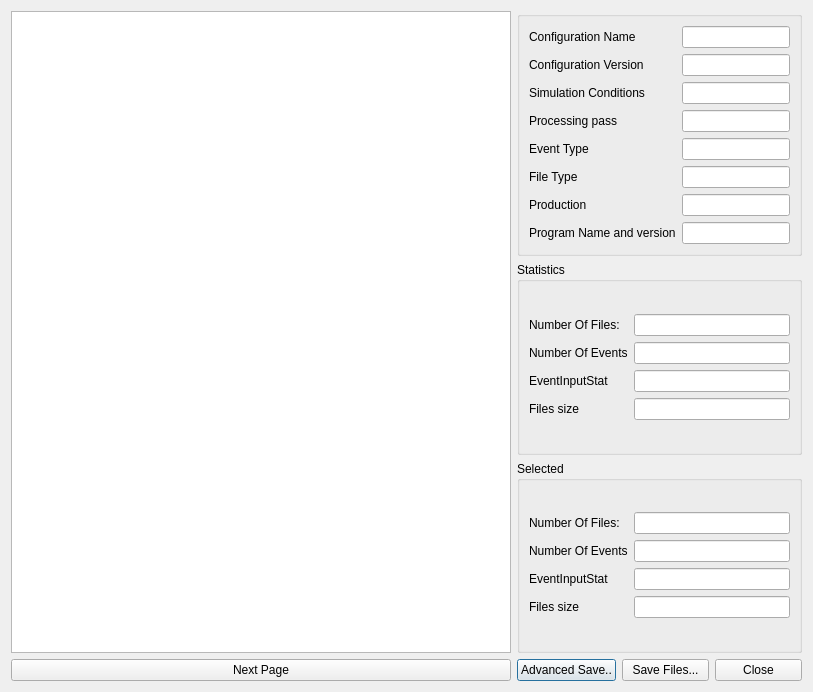
The window that LHCbDIRAC/BookkeepingSystem/Gui/Widget/FileDialog.ui (antolu/LHCbDIRAC) describes before a commit, drawn with Qt 5.
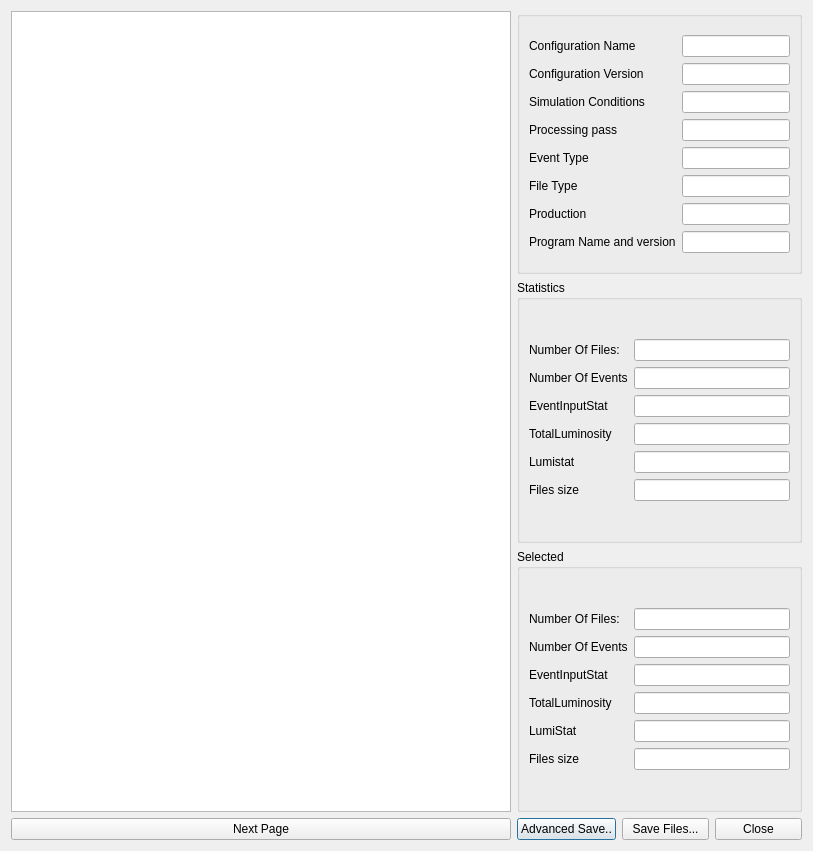
The same window after the commit.

Commit message: The TotalLuminosity and LumiStat added into the bookkeeping.

The edit to the form file:
```diff
--- a/LHCbDIRAC/BookkeepingSystem/Gui/Widget/FileDialog.ui
+++ b/LHCbDIRAC/BookkeepingSystem/Gui/Widget/FileDialog.ui
@@ -9,7 +9,7 @@
     <x>0</x>
     <y>0</y>
     <width>813</width>
-    <height>692</height>
+    <height>851</height>
    </rect>
   </property>
   <property name="windowTitle" >
@@ -187,14 +187,14 @@
           </property>
          </widget>
         </item>
-        <item row="3" column="0" >
+        <item row="5" column="0" >
          <widget class="QLabel" name="label_5" >
           <property name="text" >
            <string>Files size</string>
           </property>
          </widget>
         </item>
-        <item row="3" column="1" >
+        <item row="5" column="1" >
          <widget class="QLineEdit" name="lineEdit_5" >
           <property name="readOnly" >
            <bool>true</bool>
@@ -211,6 +211,26 @@
           </property>
          </widget>
         </item>
+        <item row="3" column="1" >
+         <widget class="QLineEdit" name="alltotalluminosity" />
+        </item>
+        <item row="4" column="1" >
+         <widget class="QLineEdit" name="alllumistat" />
+        </item>
+        <item row="3" column="0" >
+         <widget class="QLabel" name="label_17" >
+          <property name="text" >
+           <string>TotalLuminosity</string>
+          </property>
+         </widget>
+        </item>
+        <item row="4" column="0" >
+         <widget class="QLabel" name="label_18" >
+          <property name="text" >
+           <string>Lumistat</string>
+          </property>
+         </widget>
+        </item>
        </layout>
       </item>
      </layout>
@@ -256,14 +276,14 @@
           </property>
          </widget>
         </item>
-        <item row="3" column="1" >
+        <item row="5" column="1" >
          <widget class="QLineEdit" name="lineEdit_6" >
           <property name="readOnly" >
            <bool>true</bool>
           </property>
          </widget>
         </item>
-        <item row="3" column="0" >
+        <item row="5" column="0" >
          <widget class="QLabel" name="label_3" >
           <property name="text" >
            <string>Files size</string>
@@ -280,6 +300,26 @@
           </property>
          </widget>
         </item>
+        <item row="3" column="1" >
+         <widget class="QLineEdit" name="totalluminosity" />
+        </item>
+        <item row="4" column="1" >
+         <widget class="QLineEdit" name="lumistat" />
+        </item>
+        <item row="3" column="0" >
+         <widget class="QLabel" name="label_19" >
+          <property name="text" >
+           <string>TotalLuminosity</string>
+          </property>
+         </widget>
+        </item>
+        <item row="4" column="0" >
+         <widget class="QLabel" name="label_20" >
+          <property name="text" >
+           <string>LumiStat</string>
+          </property>
+         </widget>
+        </item>
        </layout>
       </item>
      </layout>
```
The commit also changes 5 other files.
